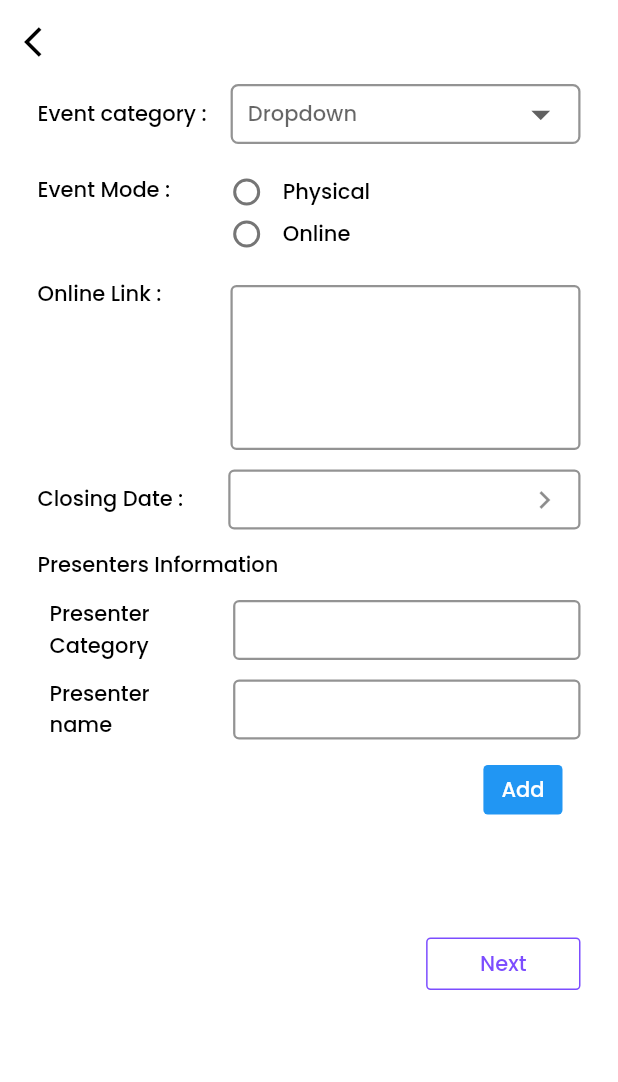
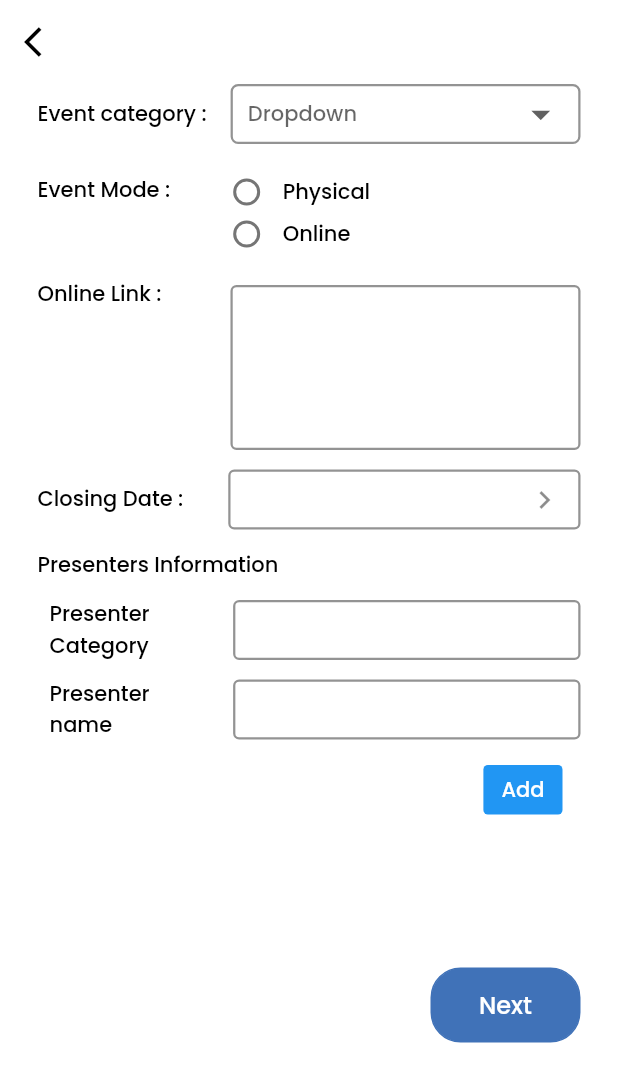
Before and after one commit to janakaecom/eventzMobile, a Flutter app: the EventRegistrationStep2 screen opened directly, on a phone screen of 412 x 824 dp. Shown: the top 1082 px of the screen. Run offline on Flutter 3.47's test engine with Material 2 defaults, Android fonts, the light colour scheme and no system bars; our stand-ins replace connectivity, dio, firebase_core, firebase_storage, flutter_svg, get and 4 more; missing offline and left inert: country_calling_code_picker; accounts and stored records are empty; network calls fail.

Commit message:
- button changes and alignments settings

```diff
--- a/lib/model/all_event_response.dart
+++ b/lib/model/all_event_response.dart
@@ -659,9 +659,9 @@ class EventsResult {
   int createdUserIdx;
   String termsCondition;
   String hostName;
-  Null categoryName;
+  String categoryName;
   String eventStatusName;
-  Null currencyName;
+  String currencyName;
   bool onlinePayment;
   bool chequePayment;
   bool cashOnPayment;
--- a/lib/view/forms/event_registration_step2.dart
+++ b/lib/view/forms/event_registration_step2.dart
@@ -10,6 +10,7 @@ import '../../configs/fonts.dart';
 import '../../configs/images.dart';
 import '../../model/all_event_response.dart';
 import '../../model/event_register_request.dart' as rr;
+import '../widget/fl_button.dart';
 import '../widget/fl_text.dart';
 import 'event_registration_step3.dart';
 
@@ -115,12 +116,11 @@ class _EventRegistrationStep2State extends State<EventRegistrationStep2> {
   }
 
   void initialisation() {
-    var ed = DateFormat("yyyy-MM-dd")
-        .format(DateTime.parse(widget.event.closingDate));
+    var cd = DateFormat("yyyy-MM-dd").format(DateTime.parse(widget.event.closingDate));
     isCheckedPhysical = widget.event.eventModeIdx == 1 ? true : false;
     isCheckedOnline = widget.event.eventModeIdx == 2 ? true : false;
     onlineLinkController.text = widget.event.onlineLink.toString();
-    closingDateController.text = ed;
+    closingDateController.text = cd;
   }
 
   @override
@@ -571,8 +571,27 @@ class _EventRegistrationStep2State extends State<EventRegistrationStep2> {
                   child: Row(
                     mainAxisAlignment: MainAxisAlignment.end,
                     children: [
-                      InkWell(
-                        onTap: () async {
+
+                      Row(
+                        mainAxisAlignment: MainAxisAlignment.center,
+                        children: [
+                          SizedBox(
+                            height: 30,
+                          ),
+                          Padding(
+                            padding: const EdgeInsets.only(bottom: 70),
+                            child: Row(
+                              mainAxisAlignment: MainAxisAlignment.center,
+                              children: [
+                                Center(
+                                  child: Container(
+                                    margin: const EdgeInsets.only(top: 20),
+                                    height: 50,
+                                    width: 100,
+                                    child: FLButton(
+                                      borderRadius: 20,
+                                      title: "Next".tr,
+                                      onPressed: () async {
 
 
                                         if(closingDateController.text == '' || closingDateController.text == null) {
@@ -609,22 +628,19 @@ class _EventRegistrationStep2State extends State<EventRegistrationStep2> {
                                           );
                                         }
                                       },
-                        child: Container(
-                          decoration: BoxDecoration(
-                              borderRadius: BorderRadius.circular(3),
-                              border:
-                                  Border.all(color: Colors.deepPurpleAccent)),
-                          child: Padding(
-                            padding: const EdgeInsets.symmetric(
-                                vertical: 6, horizontal: 35),
-                            child: FLText(
-                              displayText: "Next",
-                              textColor: Colors.deepPurpleAccent,
-                              setToWidth: false,
-                              textSize: AppFonts.textFieldFontSize14,
+                                      backgroundColor: AppColors.buttonBlue,
+                                      titleFontColor: AppColors.kWhite,
+                                      borderColor: AppColors.buttonBlue,
+                                      minWidth: 100,
+                                      height: 40,
                                     ),
                                   ),
                                 ),
+                              ],
+                            ),
+                          ),
+
+                        ],
                       ),
                     ],
                   ),
@@ -709,7 +725,7 @@ class _EventRegistrationStep2State extends State<EventRegistrationStep2> {
                     padding:
                         const EdgeInsets.symmetric(horizontal: 12, vertical: 5),
                     child: SizedBox(
-                        width: 160,
+                        // width: 160,
                         child: Text(eventResourceObjectList[index].resCategory,
                             style: TextStyle(
                                 fontSize: 15.0,
@@ -728,7 +744,7 @@ class _EventRegistrationStep2State extends State<EventRegistrationStep2> {
                     padding:
                         const EdgeInsets.symmetric(horizontal: 12, vertical: 5),
                     child: SizedBox(
-                        width: 160,
+                        // width: 160,
                         child: Text(
                             eventResourceObjectList[index].resName.toString(),
                             style: TextStyle(
```
Also changed, not shown: lib/view/forms/event_registration_step1.dart (+35 -16 lines), lib/view/forms/event_registration_step3.dart (+29 -31 lines), lib/view/forms/host_registrations.dart (+22 -19 lines), lib/view/login/forget_pw_otp.dart (+7 -3 lines), lib/view/login/forget_pw_view.dart (+16 -7 lines), lib/view/login/signup_view.dart (+12 -1 lines), lib/view/profile/change_password.dart (+15 -19 lines), lib/view/profile/update_profile_screen.dart (+23 -27 lines), lib/view/widget/app_drawer.dart (+28 -11 lines). Lines whose indentation alone changed are shown as unchanged.
